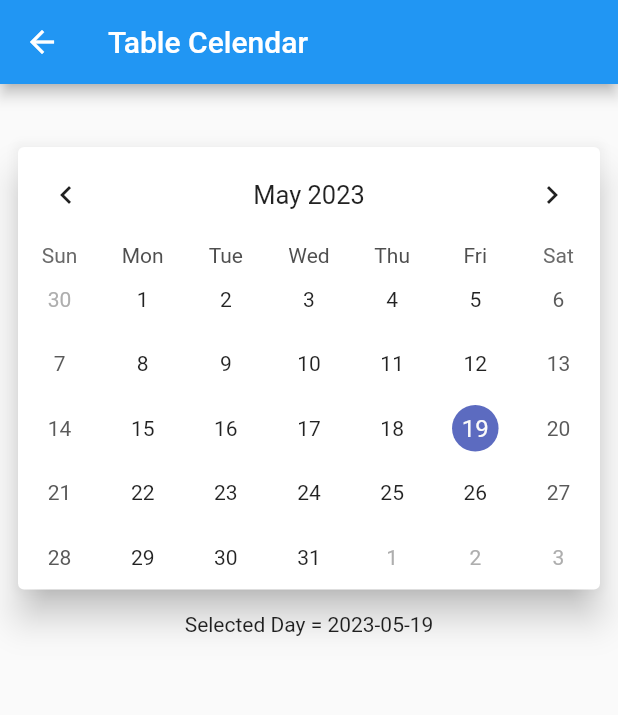
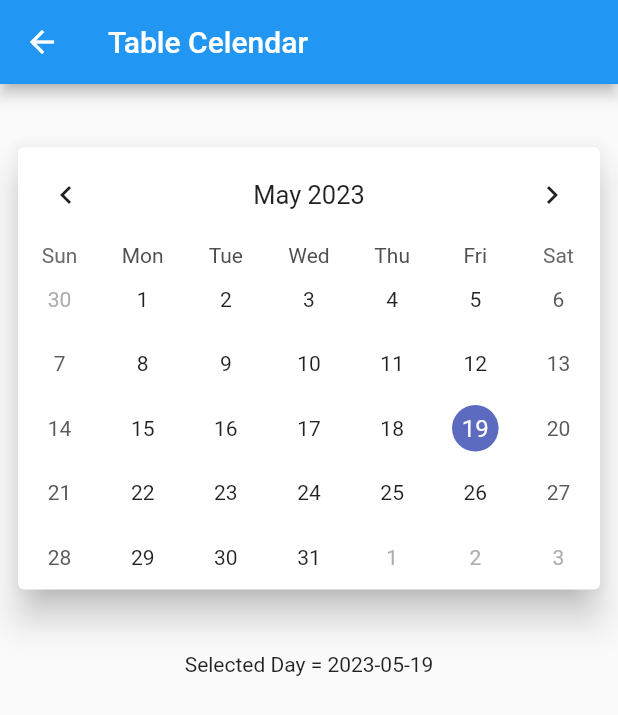
Before and after one commit to KartikPatadiya/mydemo, a Flutter app: the Mytablecelendar screen opened by its route, on a phone screen of 412 x 824 dp. Shown: the top 715 px of the screen. Run offline on Flutter 3.47's test engine with Material 2 defaults, Android fonts, the phone set to English and light mode, and no system bars; drawn by our look-alikes of table_calendar; our stand-ins replace chewie, email_validator, firebase_auth, firebase_core, flutter_bloc, introduction_screen and 4 more; missing offline and left inert: giphy_picker, link_preview_generator; accounts and stored records are empty; network calls fail.

Commit message:
third commit

```diff
--- a/lib/Screens/practices/table_celendar.dart
+++ b/lib/Screens/practices/table_celendar.dart
@@ -50,7 +50,7 @@ class _MytablecelendarState extends State<Mytablecelendar> {
           ),
         ),
         const SizedBox(
-          height: 3,
+          height: 30,
         ),
         Text("Selected Day = ${today.toString().split(" ")[0]}"),
       ],
```
